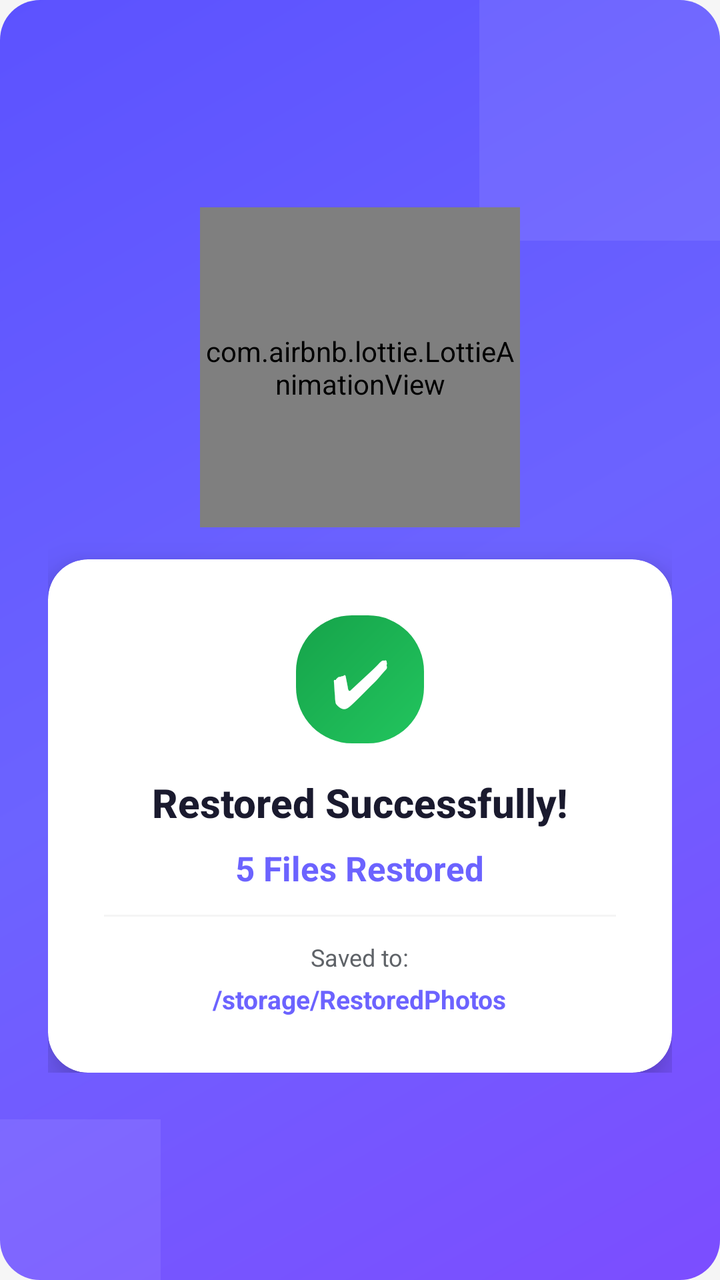
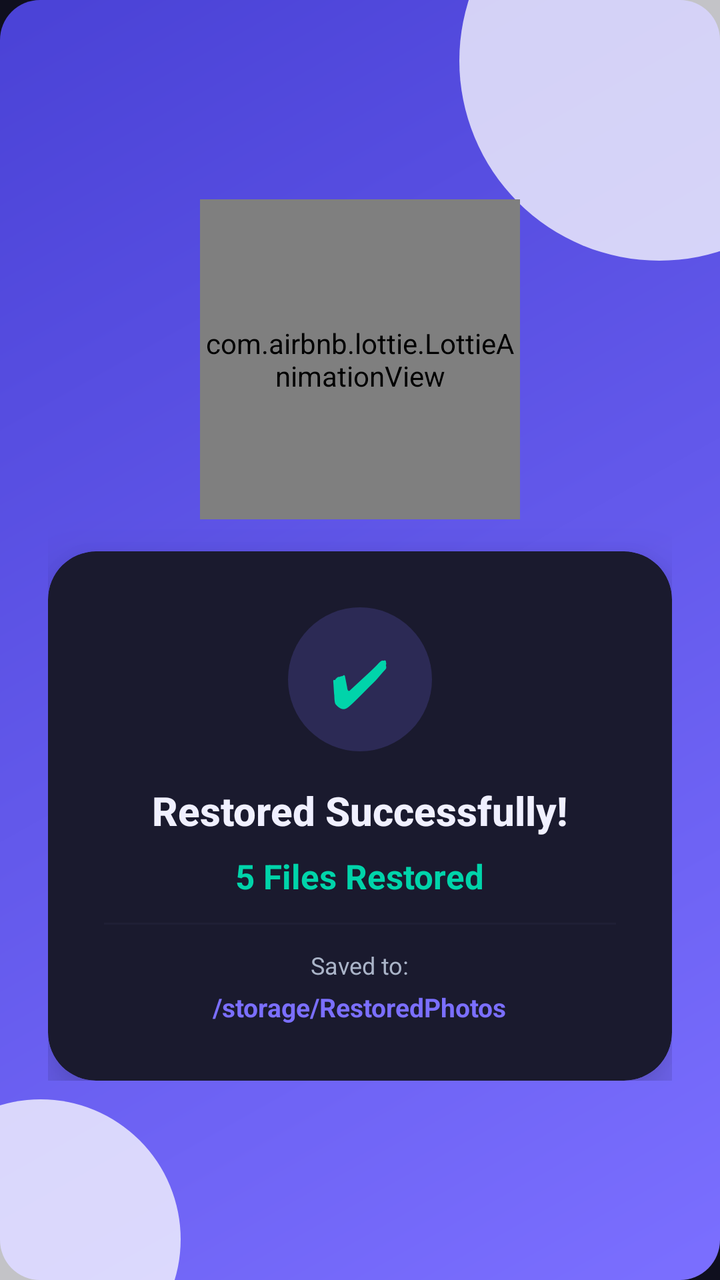

Two renders of the same Android screen: before a commit and after it. Below are the layout's source before the change and the commit's diff.
<!-- AndroidManifest.xml: application theme Theme.PhotoRecoveryNew -->
<!-- res/layout/activity_restore_result.xml -->
<?xml version="1.0" encoding="utf-8"?>
<RelativeLayout xmlns:android="http://schemas.android.com/apk/res/android"
    xmlns:app="http://schemas.android.com/apk/res-auto"
    android:layout_width="match_parent"
    android:layout_height="match_parent"
    android:background="@drawable/bg_banner_gradient">

    
    <View android:layout_width="180dp" android:layout_height="180dp"
        android:layout_alignParentTop="true" android:layout_alignParentEnd="true"
        android:layout_marginTop="-60dp" android:layout_marginEnd="-60dp"
        android:background="#15FFFFFF" android:importantForAccessibility="no"/>
    <View android:layout_width="120dp" android:layout_height="120dp"
        android:layout_alignParentBottom="true" android:layout_alignParentStart="true"
        android:layout_marginBottom="-40dp" android:layout_marginStart="-40dp"
        android:background="#15FFFFFF" android:importantForAccessibility="no"/>

    <LinearLayout
        android:id="@+id/view_done"
        android:layout_width="match_parent"
        android:layout_height="wrap_content"
        android:layout_centerInParent="true"
        android:orientation="vertical"
        android:gravity="center"
        android:padding="24dp">

        
        <com.airbnb.lottie.LottieAnimationView
            android:id="@+id/img_done"
            android:layout_width="160dp"
            android:layout_height="160dp"
            android:layout_gravity="center"
            app:lottie_autoPlay="true"
            app:lottie_loop="false"
            app:lottie_rawRes="@raw/ic_cub" />

        
        <androidx.cardview.widget.CardView
            android:layout_width="match_parent"
            android:layout_height="wrap_content"
            android:layout_marginTop="16dp"
            app:cardCornerRadius="20dp"
            app:cardElevation="12dp"
            app:cardBackgroundColor="@color/white">

            <LinearLayout
                android:layout_width="match_parent"
                android:layout_height="wrap_content"
                android:orientation="vertical"
                android:gravity="center"
                android:padding="28dp">

                
                <TextView
                    android:layout_width="64dp"
                    android:layout_height="64dp"
                    android:text="✔"
                    android:textSize="32sp"
                    android:textColor="@color/white"
                    android:gravity="center"
                    android:background="@drawable/bg_btn_restore"
                    android:layout_marginBottom="16dp"/>

                
                <TextView
                    android:layout_width="wrap_content"
                    android:layout_height="wrap_content"
                    android:text="Restored Successfully!"
                    android:textColor="@color/colorTextPrimary"
                    android:textSize="20sp"
                    android:textStyle="bold"
                    android:fontFamily="sans-serif-medium"
                    android:layout_marginBottom="8dp"/>

                
                <TextView
                    android:id="@+id/tvStatus"
                    android:layout_width="wrap_content"
                    android:layout_height="wrap_content"
                    android:text="5 Files Restored"
                    android:textColor="@color/colorRestore"
                    android:textSize="17sp"
                    android:textStyle="bold"
                    android:layout_marginBottom="12dp"/>

                
                <View android:layout_width="match_parent" android:layout_height="1dp"
                    android:background="@color/md_grey_100" android:layout_marginBottom="12dp"/>

                
                <TextView
                    android:layout_width="wrap_content"
                    android:layout_height="wrap_content"
                    android:text="Saved to:"
                    android:textColor="@color/colorTextSecondary"
                    android:textSize="12sp"
                    android:layout_marginBottom="4dp"/>

                
                <TextView
                    android:id="@+id/tvPath"
                    android:layout_width="wrap_content"
                    android:layout_height="wrap_content"
                    android:text="/storage/RestoredPhotos"
                    android:textColor="@color/colorPrimary"
                    android:textSize="13sp"
                    android:textStyle="bold"
                    android:gravity="center"/>
            </LinearLayout>
        </androidx.cardview.widget.CardView>
    </LinearLayout>

</RelativeLayout>
<!-- resources referenced by this layout -->
<resources>
  <color name="colorPrimary">#6C63FF</color>
  <color name="colorRestore">#6C63FF</color>
  <color name="colorTextPrimary">#1A1A2E</color>
  <color name="colorTextSecondary">#5F6368</color>
  <color name="md_grey_100">#F5F5F5</color>
  <color name="white">#FFFFFFFF</color>
  <!-- drawable bg_banner_gradient (drawable) -->
  <?xml version="1.0" encoding="utf-8"?>
  <shape xmlns:android="http://schemas.android.com/apk/res/android"
      android:shape="rectangle">
      <gradient
          android:angle="135"
          android:startColor="#7C4DFF"
          android:centerColor="#6C63FF"
          android:endColor="#5C52FF"
          android:type="linear"/>
      <corners android:radius="20dp"/>
  </shape>
  <!-- drawable bg_btn_restore (drawable) -->
  <?xml version="1.0" encoding="utf-8"?>
  <shape xmlns:android="http://schemas.android.com/apk/res/android"
      android:shape="rectangle">
      <gradient
          android:angle="135"
          android:startColor="#22C55E"
          android:endColor="#16A34A"
          android:type="linear"/>
      <corners android:radius="28dp"/>
  </shape>
  <style name="Theme.PhotoRecoveryNew" parent="Theme.MaterialComponents.Light.NoActionBar">
          <item name="colorPrimary">@color/colorPrimary</item>
          <item name="colorPrimaryVariant">@color/colorPrimaryDark</item>
          <item name="colorOnPrimary">@color/white</item>
          <item name="colorSecondary">@color/colorAccent</item>
          <item name="colorOnSecondary">@color/white</item>
          <item name="android:windowBackground">@color/colorBackground</item>
          <item name="android:statusBarColor" tools:targetApi="l">#FFFFFF</item>
          <item name="android:windowLightStatusBar" tools:targetApi="m">true</item>
      </style>
  <color name="colorPrimaryDark">#4A42D6</color>
  <color name="colorAccent">#6C63FF</color>
  <color name="colorBackground">#F5F5F5</color>
</resources>

<!-- the commit's change to res/layout/activity_restore_result.xml (unified diff, before → after) -->
@@ -6,14 +6,14 @@
     android:background="@drawable/bg_banner_gradient">
 
     
-    <View android:layout_width="180dp" android:layout_height="180dp"
+    <View android:layout_width="200dp" android:layout_height="200dp"
         android:layout_alignParentTop="true" android:layout_alignParentEnd="true"
-        android:layout_marginTop="-60dp" android:layout_marginEnd="-60dp"
-        android:background="#15FFFFFF" android:importantForAccessibility="no"/>
-    <View android:layout_width="120dp" android:layout_height="120dp"
+        android:layout_marginTop="-70dp" android:layout_marginEnd="-70dp"
+        android:background="@drawable/bg_circle_white_alpha" android:importantForAccessibility="no"/>
+    <View android:layout_width="140dp" android:layout_height="140dp"
         android:layout_alignParentBottom="true" android:layout_alignParentStart="true"
-        android:layout_marginBottom="-40dp" android:layout_marginStart="-40dp"
-        android:background="#15FFFFFF" android:importantForAccessibility="no"/>
+        android:layout_marginBottom="-50dp" android:layout_marginStart="-50dp"
+        android:background="@drawable/bg_circle_white_alpha" android:importantForAccessibility="no"/>
 
     <LinearLayout
         android:id="@+id/view_done"
@@ -39,9 +39,9 @@
             android:layout_width="match_parent"
             android:layout_height="wrap_content"
             android:layout_marginTop="16dp"
-            app:cardCornerRadius="20dp"
-            app:cardElevation="12dp"
-            app:cardBackgroundColor="@color/white">
+            app:cardCornerRadius="24dp"
+            app:cardElevation="16dp"
+            app:cardBackgroundColor="@color/colorSurface">
 
             <LinearLayout
                 android:layout_width="match_parent"
@@ -51,15 +51,19 @@
                 android:padding="28dp">
 
                 
-                <TextView
-                    android:layout_width="64dp"
-                    android:layout_height="64dp"
-                    android:text="✔"
-                    android:textSize="32sp"
-                    android:textColor="@color/white"
+                <LinearLayout
+                    android:layout_width="72dp"
+                    android:layout_height="72dp"
                     android:gravity="center"
-                    android:background="@drawable/bg_btn_restore"
-                    android:layout_marginBottom="16dp"/>
+                    android:background="@drawable/bg_icon_circle_purple"
+                    android:layout_marginBottom="16dp">
+                    <TextView
+                        android:layout_width="wrap_content"
+                        android:layout_height="wrap_content"
+                        android:text="✔"
+                        android:textSize="32sp"
+                        android:textColor="@color/colorSecondary"/>
+                </LinearLayout>
 
                 
                 <TextView
@@ -78,7 +82,7 @@
                     android:layout_width="wrap_content"
                     android:layout_height="wrap_content"
                     android:text="5 Files Restored"
-                    android:textColor="@color/colorRestore"
+                    android:textColor="@color/colorSecondary"
                     android:textSize="17sp"
                     android:textStyle="bold"
                     android:layout_marginBottom="12dp"/>
@@ -110,4 +114,6 @@
         </androidx.cardview.widget.CardView>
     </LinearLayout>
 
+    
+
 </RelativeLayout>
<!-- resource entries referenced after the edit -->
@@ -1,46 +1,47 @@
 <!-- resources referenced by this layout -->
 <resources>
-  <color name="colorPrimary">#6C63FF</color>
-  <color name="colorRestore">#6C63FF</color>
-  <color name="colorTextPrimary">#1A1A2E</color>
-  <color name="colorTextSecondary">#5F6368</color>
-  <color name="md_grey_100">#F5F5F5</color>
+  <color name="colorPrimary">#7B6FFF</color>
+  <color name="colorSecondary">#00D4AA</color>
+  <color name="colorSurface">#1A1A2E</color>
+  <color name="colorTextPrimary">#F0F0FF</color>
+  <color name="colorTextSecondary">#AAB4C8</color>
+  <color name="md_grey_100">#1F1F35</color>
   <color name="white">#FFFFFFFF</color>
   <!-- drawable bg_banner_gradient (drawable) -->
   <?xml version="1.0" encoding="utf-8"?>
   <shape xmlns:android="http://schemas.android.com/apk/res/android"
       android:shape="rectangle">
       <gradient
-          android:angle="135"
-          android:startColor="#7C4DFF"
-          android:centerColor="#6C63FF"
-          android:endColor="#5C52FF"
-          android:type="linear"/>
+          android:startColor="#7B6FFF"
+          android:endColor="#4A42D6"
+          android:angle="135"/>
       <corners android:radius="20dp"/>
   </shape>
-  <!-- drawable bg_btn_restore (drawable) -->
+  <!-- drawable bg_circle_white_alpha (drawable) -->
   <?xml version="1.0" encoding="utf-8"?>
   <shape xmlns:android="http://schemas.android.com/apk/res/android"
-      android:shape="rectangle">
-      <gradient
-          android:angle="135"
-          android:startColor="#22C55E"
-          android:endColor="#16A34A"
-          android:type="linear"/>
-      <corners android:radius="28dp"/>
+      android:shape="oval">
+      <solid android:color="#BFFFFFFF"/>
   </shape>
-  <style name="Theme.PhotoRecoveryNew" parent="Theme.MaterialComponents.Light.NoActionBar">
+  <!-- drawable bg_icon_circle_purple (drawable) -->
+  <?xml version="1.0" encoding="utf-8"?>
+  <shape xmlns:android="http://schemas.android.com/apk/res/android"
+      android:shape="oval">
+      <solid android:color="#307B6FFF"/>
+  </shape>
+  <style name="Theme.PhotoRecoveryNew" parent="Theme.MaterialComponents.NoActionBar">
           <item name="colorPrimary">@color/colorPrimary</item>
           <item name="colorPrimaryVariant">@color/colorPrimaryDark</item>
           <item name="colorOnPrimary">@color/white</item>
-          <item name="colorSecondary">@color/colorAccent</item>
+          <item name="colorSecondary">@color/colorSecondary</item>
           <item name="colorOnSecondary">@color/white</item>
           <item name="android:windowBackground">@color/colorBackground</item>
-          <item name="android:statusBarColor" tools:targetApi="l">#FFFFFF</item>
-          <item name="android:windowLightStatusBar" tools:targetApi="m">true</item>
+          <item name="android:statusBarColor" tools:targetApi="l">@color/colorBackground</item>
+          <item name="android:navigationBarColor">@color/colorNavBackground</item>
+          <item name="android:windowLightStatusBar" tools:targetApi="m">false</item>
       </style>
-  <color name="colorPrimaryDark">#4A42D6</color>
-  <color name="colorAccent">#6C63FF</color>
-  <color name="colorBackground">#F5F5F5</color>
+  <color name="colorPrimaryDark">#5A4FE0</color>
+  <color name="colorBackground">#0F0F1E</color>
+  <color name="colorNavBackground">#12121F</color>
 </resources>
 
